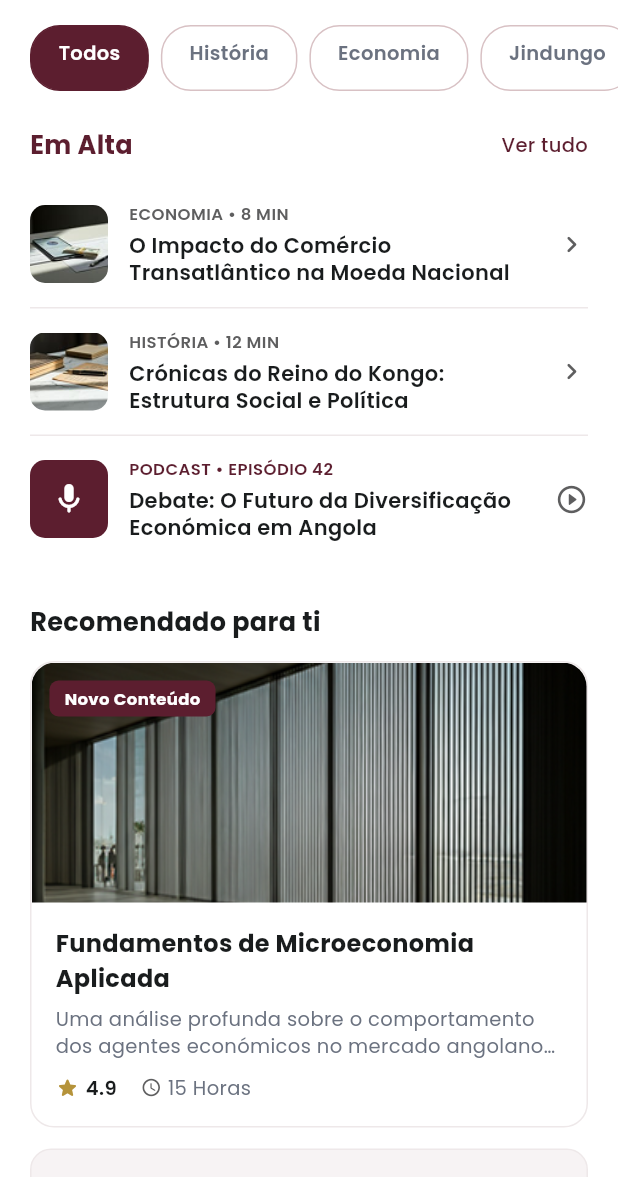
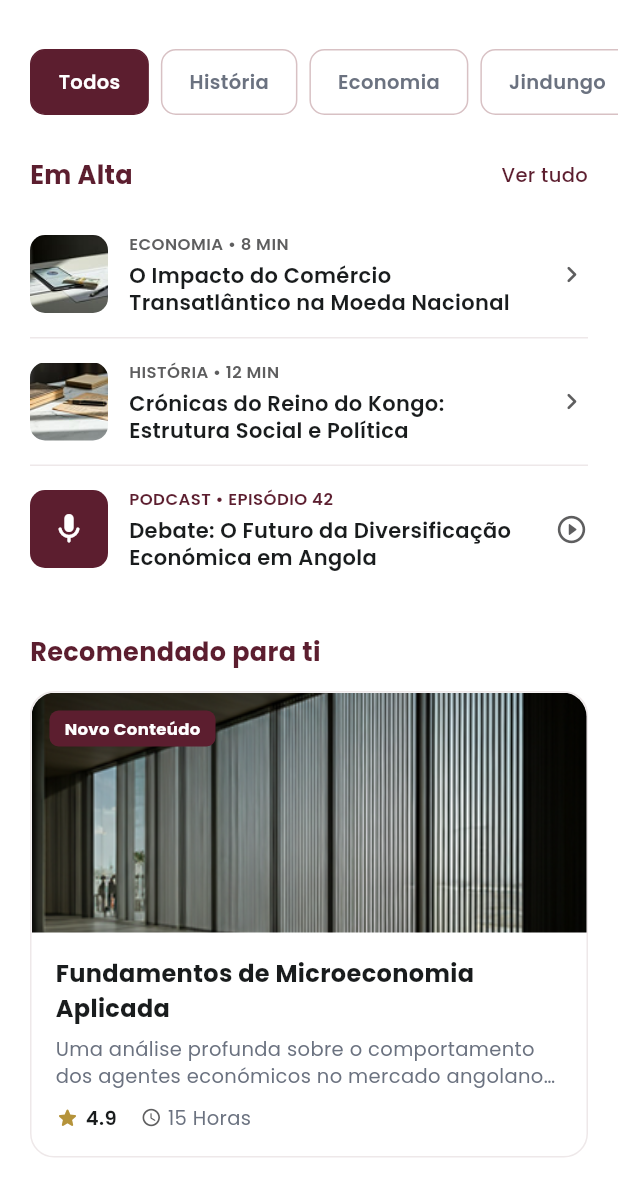
Before and after one commit to Jorgevictor26/economia-com-historia, a Flutter app: the ExplorarConteudoScreen screen opened directly, on a phone screen of 412 x 824 dp, the part 59-1236 px from its top. Run offline on Flutter 3.47's test engine with Material 3 defaults, Android fonts, the phone set to English and light mode, and no system bars; our stand-ins replace google_sign_in, image_picker, shared_preferences; accounts and stored records are empty.

Commit message:
Major changens on colors, text, and several screens

```diff
--- a/FrontEnd-Mobile/lib/Screens/explorar_conteudo_screen.dart
+++ b/FrontEnd-Mobile/lib/Screens/explorar_conteudo_screen.dart
@@ -1,7 +1,7 @@
 import 'package:flutter/material.dart';
 import 'package:economica_com_historia/theme/app_colors.dart';
 import 'package:economica_com_historia/widgets/app_bar_principal.dart';
-import 'package:economica_com_historia/Screens/texto_jindungo_screen.dart';
+import 'package:economica_com_historia/Screens/conteudo_screen.dart';
 
 class ExplorarConteudoScreen extends StatefulWidget {
   const ExplorarConteudoScreen({super.key});
@@ -10,25 +10,87 @@ class ExplorarConteudoScreen extends StatefulWidget {
   State<ExplorarConteudoScreen> createState() => _ExplorarConteudoScreenState();
 }
 
+// Modelo de item de conteúdo
+class _ConteudoItem {
+  final String categoria;
+  final String titulo;
+  final String imagemAsset;
+  final bool isPodcast;
+  final String filtroTag; // 'História', 'Economia', 'Podcasts', etc.
+
+  const _ConteudoItem({
+    required this.categoria,
+    required this.titulo,
+    required this.imagemAsset,
+    required this.isPodcast,
+    required this.filtroTag,
+  });
+}
+
 class _ExplorarConteudoScreenState extends State<ExplorarConteudoScreen> {
   int _filtroSelecionado = 0;
-  final _filtros = ['Todos', 'História', 'Economia', 'Jindungo', 'Podcasts'];
+  final _filtros = [
+    'Todos',
+    'História',
+    'Economia',
+    'Jindungo',
+    'Podcasts',
+    'Fórum',
+    'Quiz',
+  ];
+
+  final List<_ConteudoItem> _todosItens = const [
+    _ConteudoItem(
+      categoria: 'ECONOMIA • 8 MIN',
+      titulo: 'O Impacto do Comércio Transatlântico na Moeda Nacional',
+      imagemAsset: 'assets/images/Impacto_do_comercio.png',
+      isPodcast: false,
+      filtroTag: 'Economia',
+    ),
+    _ConteudoItem(
+      categoria: 'HISTÓRIA • 12 MIN',
+      titulo: 'Crónicas do Reino do Kongo: Estrutura Social e Política',
+      imagemAsset: 'assets/images/Cronicas_do_Reino_do_Congo.png',
+      isPodcast: false,
+      filtroTag: 'História',
+    ),
+    _ConteudoItem(
+      categoria: 'PODCAST • EPISÓDIO 42',
+      titulo: 'Debate: O Futuro da Diversificação Económica em Angola',
+      imagemAsset: 'assets/images/Debate_Diversificacao_Economica.png',
+      isPodcast: true,
+      filtroTag: 'Podcasts',
+    ),
+  ];
+
+  List<_ConteudoItem> get _itensFiltrados {
+    final filtroAtual = _filtros[_filtroSelecionado];
+    if (filtroAtual == 'Todos') return List<_ConteudoItem>.from(_todosItens);
+    return List<_ConteudoItem>.from(
+      _todosItens.where((item) => item.filtroTag == filtroAtual),
+    );
+  }
 
   @override
   Widget build(BuildContext context) {
+    final itens = _itensFiltrados;
+
     return Scaffold(
       backgroundColor: AppColors.background,
       appBar: const AppBarPrincipal(
         titulo: 'Explorar Conteúdo',
         mostrarFavoritos: true,
-      ), // ← SUBSTITUIU _AppBar()
+      ),
       body: CustomScrollView(
         slivers: [
           SliverToBoxAdapter(
+            child: Padding(
+              padding: const EdgeInsets.only(top: 16, bottom: 4),
               child: _FiltrosRow(
                 filtros: _filtros,
                 selecionado: _filtroSelecionado,
                 onSelect: (i) => setState(() => _filtroSelecionado = i),
+              ),
             ),
           ),
           SliverPadding(
@@ -42,48 +104,58 @@ class _ExplorarConteudoScreenState extends State<ExplorarConteudoScreen> {
                   onAcao: () {},
                 ),
                 const SizedBox(height: 12),
+                if (itens.isEmpty)
+                  Padding(
+                    padding: const EdgeInsets.symmetric(vertical: 40),
+                    child: Center(
+                      child: Text(
+                        'Nenhum conteúdo encontrado\npara "${_filtros[_filtroSelecionado]}".',
+                        textAlign: TextAlign.center,
+                        style: const TextStyle(
+                          fontSize: 14,
+                          color: AppColors.textMedium,
+                          height: 1.5,
+                        ),
+                      ),
+                    ),
+                  )
+                else
+                  ...List.generate(itens.length, (i) {
+                    final item = itens[i];
+                    final isFirst =
+                        i == 0 && item.filtroTag == 'Economia' ||
+                        (_filtros[_filtroSelecionado] == 'Todos' && i == 0);
+
+                    return Column(
+                      children: [
+                        if (i > 0)
+                          const Divider(color: Color(0xFFEEE8E9), height: 1),
                         GestureDetector(
-                  onTap: () {
-                    Navigator.push(
+                          onTap: isFirst
+                              ? () => Navigator.push(
                                   context,
                                   MaterialPageRoute(
-                        builder: (_) => const TextoJindungoScreen(),
+                                    builder: (_) => const ConteudoScreen(),
                                   ),
-                    );
-                  },
-                  child: const _TrendingItem(
-                    categoria: 'ECONOMIA • 8 MIN',
-                    titulo:
-                        'O Impacto do Comércio Transatlântico na Moeda Nacional',
-                    imagemAsset: 'assets/images/Impacto_do_comercio.png',
-                    isPodcast: false,
+                                )
+                              : null,
+                          child: _TrendingItem(
+                            categoria: item.categoria,
+                            titulo: item.titulo,
+                            imagemAsset: item.imagemAsset,
+                            isPodcast: item.isPodcast,
                           ),
                         ),
-
-                const Divider(color: Color(0xFFEEE8E9), height: 1),
-                _TrendingItem(
-                  categoria: 'HISTÓRIA • 12 MIN',
-                  titulo:
-                      'Crónicas do Reino do Kongo: Estrutura Social e Política',
-                  imagemAsset: 'assets/images/Cronicas_do_Reino_do_Congo.png',
-                  isPodcast: false,
-                ),
-                const Divider(color: Color(0xFFEEE8E9), height: 1),
-                _TrendingItem(
-                  categoria: 'PODCAST • EPISÓDIO 42',
-                  titulo:
-                      'Debate: O Futuro da Diversificação Económica em Angola',
-                  imagemAsset:
-                      'assets/images/Debate_Diversificacao_Economica.png',
-                  isPodcast: true,
-                ),
+                      ],
+                    );
+                  }),
                 const SizedBox(height: 28),
                 const Text(
                   'Recomendado para ti',
                   style: TextStyle(
                     fontSize: 17,
                     fontWeight: FontWeight.w700,
-                    color: AppColors.textDark,
+                    color: AppColors.primary,
                   ),
                 ),
                 const SizedBox(height: 14),
@@ -93,56 +165,6 @@ class _ExplorarConteudoScreenState extends State<ExplorarConteudoScreen> {
                 const SizedBox(height: 32),
               ]),
             ),
-          ),
-        ],
-      ),
-    );
-  }
-}
-
-class _AppBar extends StatelessWidget {
-  @override
-  Widget build(BuildContext context) {
-    return Padding(
-      padding: const EdgeInsets.symmetric(horizontal: 20, vertical: 14),
-      child: Row(
-        children: [
-          GestureDetector(
-            onTap: () => Navigator.maybePop(context),
-            child: Container(
-              width: 36,
-              height: 36,
-              decoration: BoxDecoration(
-                color: const Color(0x4DD8C1C4),
-                borderRadius: BorderRadius.circular(10),
-              ),
-              child: const Icon(
-                Icons.chevron_left_rounded,
-                color: AppColors.textDark,
-                size: 22,
-              ),
-            ),
-          ),
-          const SizedBox(width: 12),
-          const Text(
-            'Explorar Conteúdo',
-            style: TextStyle(
-              fontSize: 18,
-              fontWeight: FontWeight.w700,
-              color: AppColors.textDark,
-            ),
-          ),
-          const Spacer(),
-          IconButton(
-            onPressed: () {},
-            icon: const Icon(
-              Icons.notifications_none_rounded,
-              color: AppColors.textDark,
-            ),
-          ),
-          IconButton(
-            onPressed: () {},
-            icon: const Icon(Icons.search_rounded, color: AppColors.textDark),
           ),
         ],
       ),
@@ -177,9 +199,10 @@ class _FiltrosRow extends StatelessWidget {
             child: AnimatedContainer(
               duration: const Duration(milliseconds: 200),
               padding: const EdgeInsets.symmetric(horizontal: 18, vertical: 8),
+              alignment: Alignment.center,
               decoration: BoxDecoration(
                 color: ativo ? AppColors.primary : Colors.transparent,
-                borderRadius: BorderRadius.circular(20),
+                borderRadius: BorderRadius.circular(10),
                 border: Border.all(
                   color: ativo ? AppColors.primary : const Color(0xFFD8C1C4),
                 ),
--- a/FrontEnd-Mobile/lib/Screens/forum_screen.dart
+++ b/FrontEnd-Mobile/lib/Screens/forum_screen.dart
@@ -214,7 +214,7 @@ class _FiltrosRow extends StatelessWidget {
               padding: const EdgeInsets.symmetric(horizontal: 20, vertical: 10),
               decoration: BoxDecoration(
                 color: ativo ? AppColors.primary : Colors.transparent,
-                borderRadius: BorderRadius.circular(20),
+                borderRadius: BorderRadius.circular(10),
                 border: Border.all(
                   color: ativo ? AppColors.primary : const Color(0xFFD8C1C4),
                 ),
--- a/FrontEnd-Mobile/lib/Screens/home_screen.dart
+++ b/FrontEnd-Mobile/lib/Screens/home_screen.dart
@@ -559,7 +559,7 @@ class _FiltrosRowState extends State<_FiltrosRow> {
               padding: const EdgeInsets.symmetric(horizontal: 16, vertical: 8),
               decoration: BoxDecoration(
                 color: isActive ? AppColors.primary : AppColors.surface,
-                borderRadius: BorderRadius.circular(20),
+                borderRadius: BorderRadius.circular(10),
                 border: Border.all(
                   color: isActive ? AppColors.primary : AppColors.borderSoft,
                   width: 1.2,
--- a/FrontEnd-Mobile/lib/main.dart
+++ b/FrontEnd-Mobile/lib/main.dart
@@ -16,7 +16,7 @@ import 'package:economica_com_historia/Screens/selecao_quiz_screen.dart';
 import 'package:economica_com_historia/Screens/discussao_screen.dart';
 import 'package:economica_com_historia/Screens/notificacoes_screen.dart';
 import 'package:economica_com_historia/Screens/podcast_screen.dart';
-import 'package:economica_com_historia/Screens/texto_jindungo_screen.dart';
+import 'package:economica_com_historia/Screens/conteudo_screen.dart';
 import 'package:economica_com_historia/Screens/podcast_selecionado_screen.dart';
 import 'package:economica_com_historia/Screens/sala_de_debate_screen.dart';
 import 'package:economica_com_historia/Screens/forum_screen.dart';
@@ -56,7 +56,7 @@ class EconomiaApp extends StatelessWidget {
       //home: const NotificacoesScreen(),
       //home: const PodcastScreen(),
       //home: const PodcastSelecionadoScreen(),
-      //home: const TextoJindungoScreen(),
+      //home: const ConteudoScreen(),
       //home: const MainNavigationScreen(),
     );
   }
--- a/FrontEnd-Mobile/lib/theme/app_colors.dart
+++ b/FrontEnd-Mobile/lib/theme/app_colors.dart
@@ -8,6 +8,8 @@ class AppColors {
   static const textBordeaux = Color(0xFF8A3F50);
 
   static const secondary = Color(0xFFD1AF45);
+
+  static const secondaryDark = Color(0XFF7D6712);
 
   static const background = Color(0xFFFFFFFF);
 
```
Also changed, not shown: FrontEnd-Mobile/lib/Screens/conteudo_screen.dart (renamed from FrontEnd-Mobile/lib/Screens/texto_jindungo_screen.dart, +16 -14 lines), FrontEnd-Mobile/lib/Screens/podcast_screen.dart (+67 -116 lines), FrontEnd-Mobile/lib/Screens/selecao_quiz_screen.dart (+61 -16 lines). Lines whose indentation alone changed are shown as unchanged.
